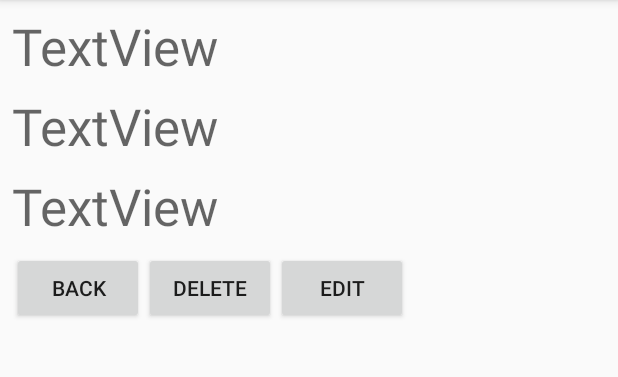
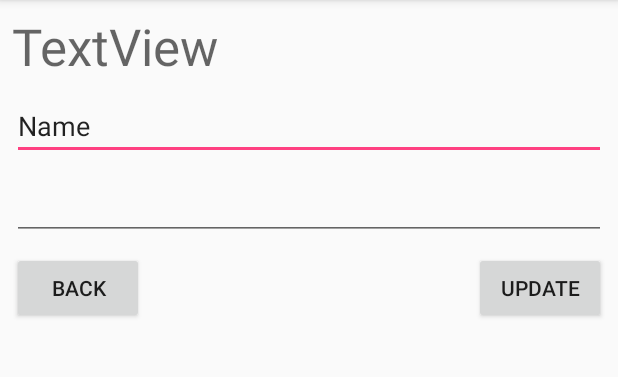
Before and after one commit to Shaojung/DD2018011701, an Android app: the DetailActivity screen opened directly, with no data from a screen before it, after a tap on "EDIT", on a phone screen of 412 x 824 dp, the part 84-461 px from its top. Run offline under Robolectric (Android 15) with nearby library versions, the phone set to English and light mode, and no system bars; 6 statements that could not run were skipped.

```diff
--- a/app/src/main/AndroidManifest.xml
+++ b/app/src/main/AndroidManifest.xml
@@ -17,7 +17,8 @@
             </intent-filter>
         </activity>
         <activity android:name=".AddActivity" />
-        <activity android:name=".DetailActivity"></activity>
+        <activity android:name=".DetailActivity" />
+        <activity android:name=".EditActivity"></activity>
     </application>
 
 </manifest>
--- a/app/src/main/java/tw/com/pcschool/dd2018011701/DetailActivity.java
+++ b/app/src/main/java/tw/com/pcschool/dd2018011701/DetailActivity.java
@@ -1,10 +1,12 @@
 package tw.com.pcschool.dd2018011701;
 
 import android.content.DialogInterface;
+import android.content.Intent;
 import android.support.v7.app.AlertDialog;
 import android.support.v7.app.AppCompatActivity;
 import android.os.Bundle;
 import android.view.View;
+import android.widget.EditText;
 import android.widget.TextView;
 
 import tw.com.pcschool.dd2018011701.data.Student;
@@ -52,6 +54,8 @@ public class DetailActivity extends AppCompatActivity {
     }
     public void clickEdit(View v)
     {
-
+        Intent it = new Intent(DetailActivity.this, EditActivity.class);
+        it.putExtra("id", id);
+        startActivity(it);
     }
 }
--- /dev/null
+++ b/app/src/main/java/tw/com/pcschool/dd2018011701/EditActivity.java
@@ -0,0 +1,38 @@
+package tw.com.pcschool.dd2018011701;
+
+import android.support.v7.app.AppCompatActivity;
+import android.os.Bundle;
+import android.view.View;
+import android.widget.EditText;
+import android.widget.TextView;
+
+import tw.com.pcschool.dd2018011701.data.Student;
+
+public class EditActivity extends AppCompatActivity {
+    int id;
+    Student s;
+    TextView tv4;
+    EditText ed4, ed5;
+    @Override
+    protected void onCreate(Bundle savedInstanceState) {
+        super.onCreate(savedInstanceState);
+        setContentView(R.layout.activity_edit);
+        id = getIntent().getIntExtra("id", 0);
+        s = MainActivity.dao.getStudent(id);
+        tv4 = findViewById(R.id.textView4);
+        ed4 = findViewById(R.id.editText4);
+        ed5 = findViewById(R.id.editText5);
+
+        tv4.setText(String.valueOf(s.id));
+        ed4.setText(s.name);
+        ed5.setText(String.valueOf(s.score));
+    }
+    public void clickBack(View v)
+    {
+        finish();
+    }
+    public void clickUpdate(View v)
+    {
+
+    }
+}
--- /dev/null
+++ b/app/src/main/res/layout/activity_edit.xml
@@ -0,0 +1,68 @@
+<?xml version="1.0" encoding="utf-8"?>
+<android.support.constraint.ConstraintLayout xmlns:android="http://schemas.android.com/apk/res/android"
+    xmlns:app="http://schemas.android.com/apk/res-auto"
+    xmlns:tools="http://schemas.android.com/tools"
+    android:layout_width="match_parent"
+    android:layout_height="match_parent"
+    tools:context="tw.com.pcschool.dd2018011701.EditActivity">
+
+    <TextView
+        android:id="@+id/textView4"
+        android:layout_width="wrap_content"
+        android:layout_height="wrap_content"
+        android:layout_marginStart="8dp"
+        android:layout_marginTop="8dp"
+        android:text="TextView"
+        android:textAppearance="@style/TextAppearance.AppCompat.Display1"
+        app:layout_constraintStart_toStartOf="parent"
+        app:layout_constraintTop_toTopOf="parent" />
+
+    <EditText
+        android:id="@+id/editText4"
+        android:layout_width="0dp"
+        android:layout_height="wrap_content"
+        android:layout_marginEnd="8dp"
+        android:layout_marginStart="8dp"
+        android:layout_marginTop="8dp"
+        android:ems="10"
+        android:inputType="textPersonName"
+        android:text="Name"
+        app:layout_constraintEnd_toEndOf="parent"
+        app:layout_constraintStart_toStartOf="parent"
+        app:layout_constraintTop_toBottomOf="@+id/textView4" />
+
+    <EditText
+        android:id="@+id/editText5"
+        android:layout_width="0dp"
+        android:layout_height="wrap_content"
+        android:layout_marginEnd="8dp"
+        android:layout_marginStart="8dp"
+        android:layout_marginTop="8dp"
+        android:ems="10"
+        android:inputType="number"
+        app:layout_constraintEnd_toEndOf="parent"
+        app:layout_constraintStart_toStartOf="parent"
+        app:layout_constraintTop_toBottomOf="@+id/editText4" />
+
+    <Button
+        android:id="@+id/button5"
+        android:layout_width="wrap_content"
+        android:layout_height="wrap_content"
+        android:layout_marginStart="8dp"
+        android:layout_marginTop="8dp"
+        android:onClick="clickBack"
+        android:text="Back"
+        app:layout_constraintStart_toStartOf="parent"
+        app:layout_constraintTop_toBottomOf="@+id/editText5" />
+
+    <Button
+        android:id="@+id/button6"
+        android:layout_width="wrap_content"
+        android:layout_height="wrap_content"
+        android:layout_marginEnd="8dp"
+        android:layout_marginTop="8dp"
+        android:onClick="clickUpdate"
+        android:text="Update"
+        app:layout_constraintEnd_toEndOf="parent"
+        app:layout_constraintTop_toBottomOf="@+id/editText5" />
+</android.support.constraint.ConstraintLayout>
```
